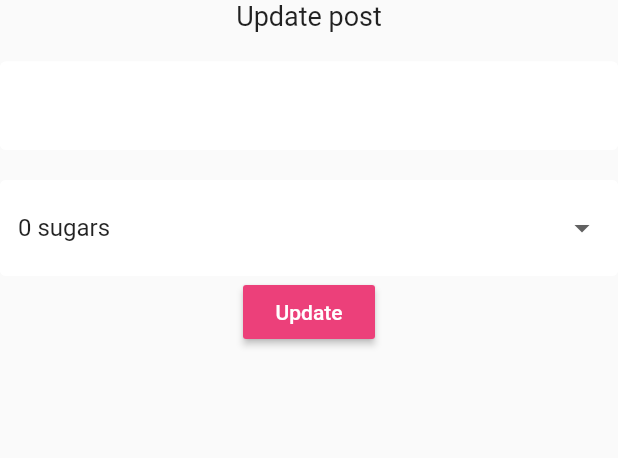
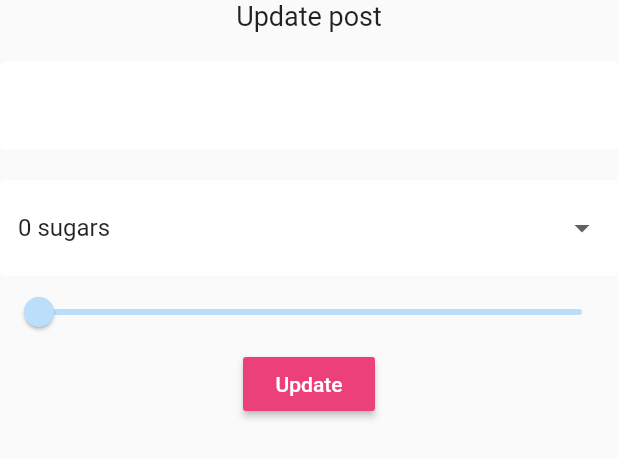
Before and after one commit to maiduydung/Socialize, a Flutter app: the SettingForm widget shown alone on an empty page, opened directly, on a phone screen of 412 x 824 dp. Shown: the top 458 px of the screen. Run offline on Flutter 3.47's test engine with Material 2 defaults, Android fonts, the phone set to English and light mode, and no system bars; our stand-ins replace cloud_firestore, firebase_auth, flutter_spinkit; accounts and stored records are empty.

```diff
--- a/socialize/lib/screens/home/setting_form.dart
+++ b/socialize/lib/screens/home/setting_form.dart
@@ -48,6 +48,17 @@ class _SettingFormState extends State<SettingForm> {
               onChanged: (val) => setState(() => _currentSugars = val),
             ),
             //slider
+            Slider(
+              activeColor: Colors.blue[_currentStrength ?? 100],
+              inactiveColor: Colors.blue[_currentStrength ?? 100],
+              min: 100.0,
+              max: 900.0,
+              divisions: 8,
+              onChanged: (val) =>
+                  setState(() => _currentStrength = val.round()),
+              value: (_currentStrength ?? 100).toDouble(),
+            ),
+
             RaisedButton(
                 color: Colors.pink[400],
                 child: Text(
```
